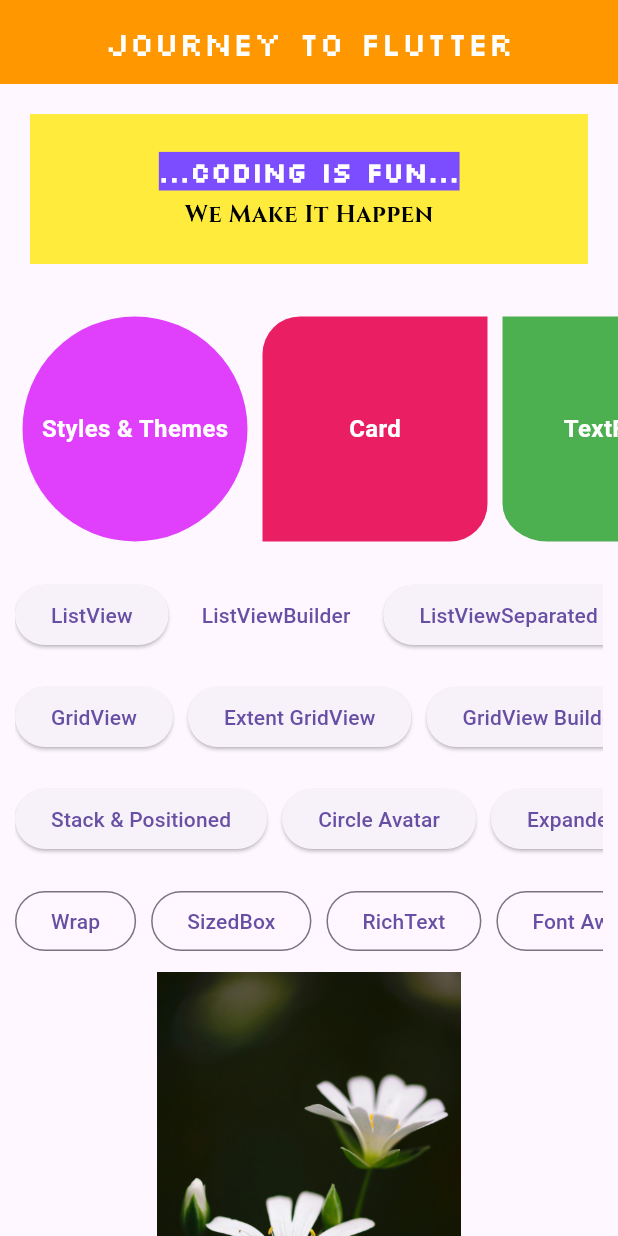
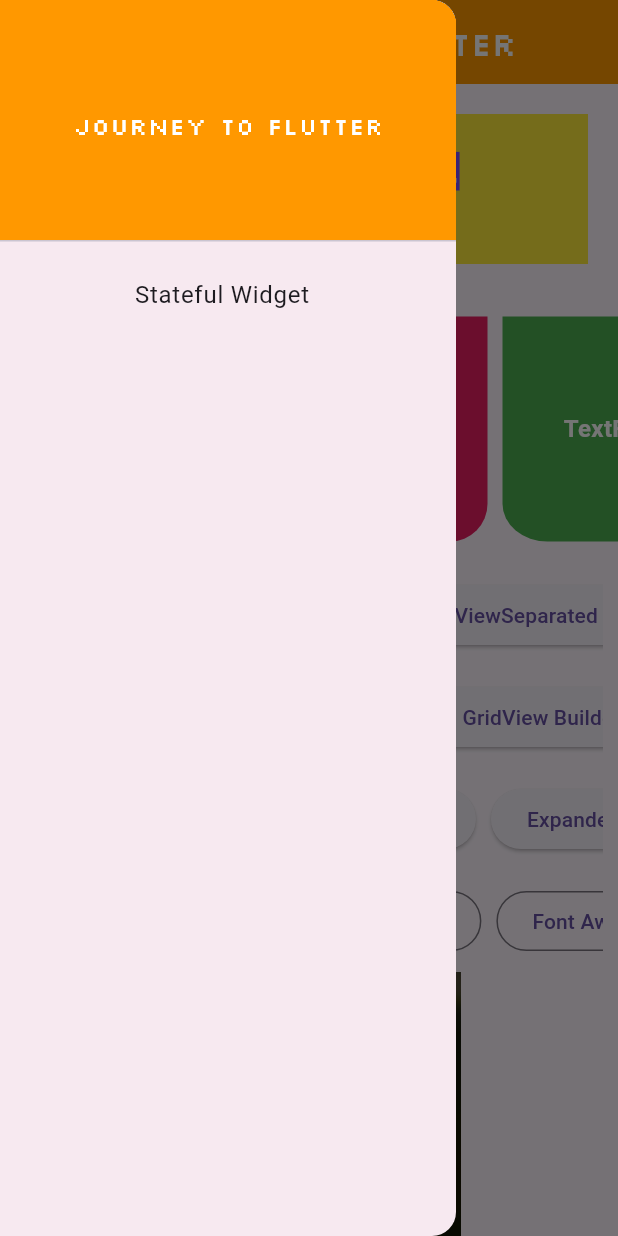
Before and after one commit to thisisdishang/JourneyToFlutter, a Flutter app: the screen it shows after launch, with the side drawer open (before the commit the screen has no drawer), on a phone screen of 412 x 824 dp. Run offline on Flutter 3.47's test engine with Material 3 defaults, Android fonts, the phone set to English and light mode, and no system bars; our stand-ins replace fluttertoast, font_awesome_flutter.

Commit message:
Add drawer in home screen and make own stateful widget

```diff
--- a/lib/main.dart
+++ b/lib/main.dart
@@ -5,6 +5,7 @@ import 'package:journey_to_flutter/CustomWidget.dart';
 import 'package:journey_to_flutter/FontAwesome.dart';
 import 'package:journey_to_flutter/MyRichText.dart';
 import 'package:journey_to_flutter/MySizebox.dart';
+import 'package:journey_to_flutter/MyStateful.dart';
 import 'package:journey_to_flutter/MyWrap.dart';
 import 'package:journey_to_flutter/SplittingApp.dart';
 import 'package:journey_to_flutter/ExpandedExample.dart';
@@ -63,16 +64,47 @@ class _MyHomePageState extends State<MyHomePage> {
   @override
   Widget build(BuildContext context) {
     return Scaffold(
+      drawer: Drawer(
+        surfaceTintColor: Colors.red,
+        child: ListView(
+          padding: EdgeInsets.zero,
+          children: [
+            const DrawerHeader(
+              decoration: BoxDecoration(
+                color: Colors.orange,
+              ),
+              child: Center(
+                child: Text(
+                  'Journey To Flutter',
+                  style: TextStyle(
+                      color: Colors.white,
+                      fontWeight: FontWeight.w500,
+                      fontFamily: 'Silkscreen'),
+                ),
+              ),
+            ),
+            ListTile(
+              title: Center(child: const Text('Stateful Widget')),
+              onTap: () {
+                Navigator.push(
+                  context,
+                  MaterialPageRoute(
+                    builder: (context) => mystatefull(),
+                  ),
+                );
+              },
+            ),
+          ],
+        ),
+      ),
       appBar: AppBar(
         backgroundColor: Colors.orange,
-        title: Center(
-          child: Text(
-            'Journey To Flutter',
-            style: TextStyle(
-                color: Colors.white,
-                fontWeight: FontWeight.w500,
-                fontFamily: 'Silkscreen'),
-          ),
+        title: Text(
+          'Journey To Flutter',
+          style: TextStyle(
+              color: Colors.white,
+              fontWeight: FontWeight.w500,
+              fontFamily: 'Silkscreen'),
         ),
       ),
       body: SingleChildScrollView(
```
Also changed, not shown: lib/MyStateful.dart (added, +53 -0 lines), 1 other file.
